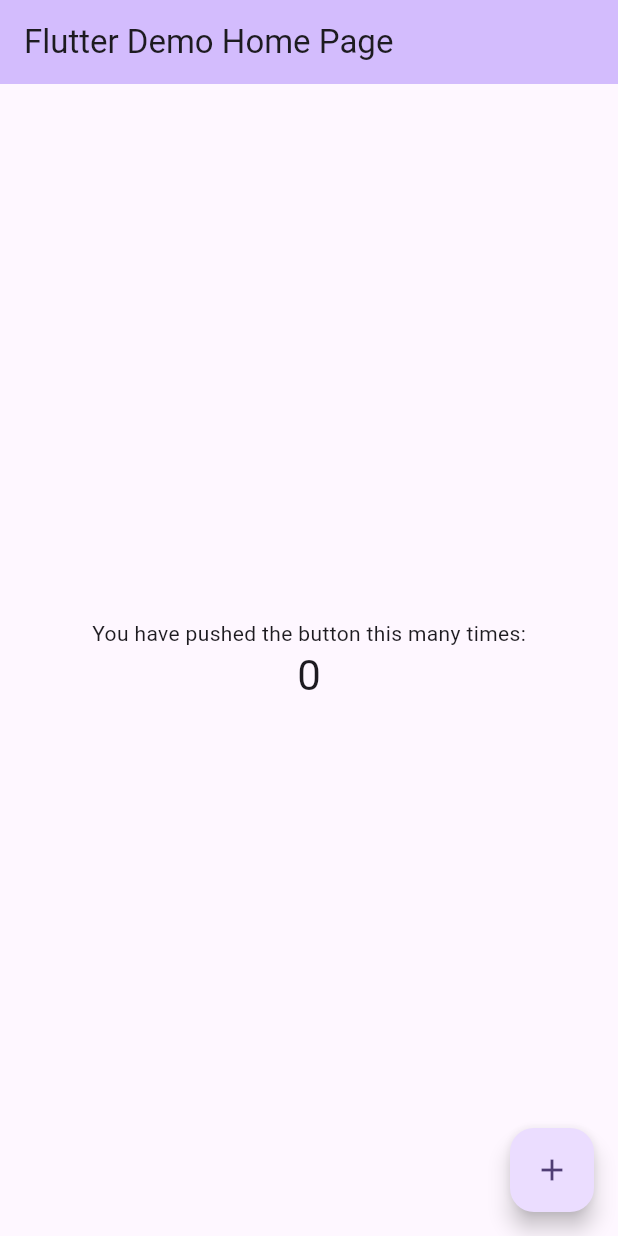
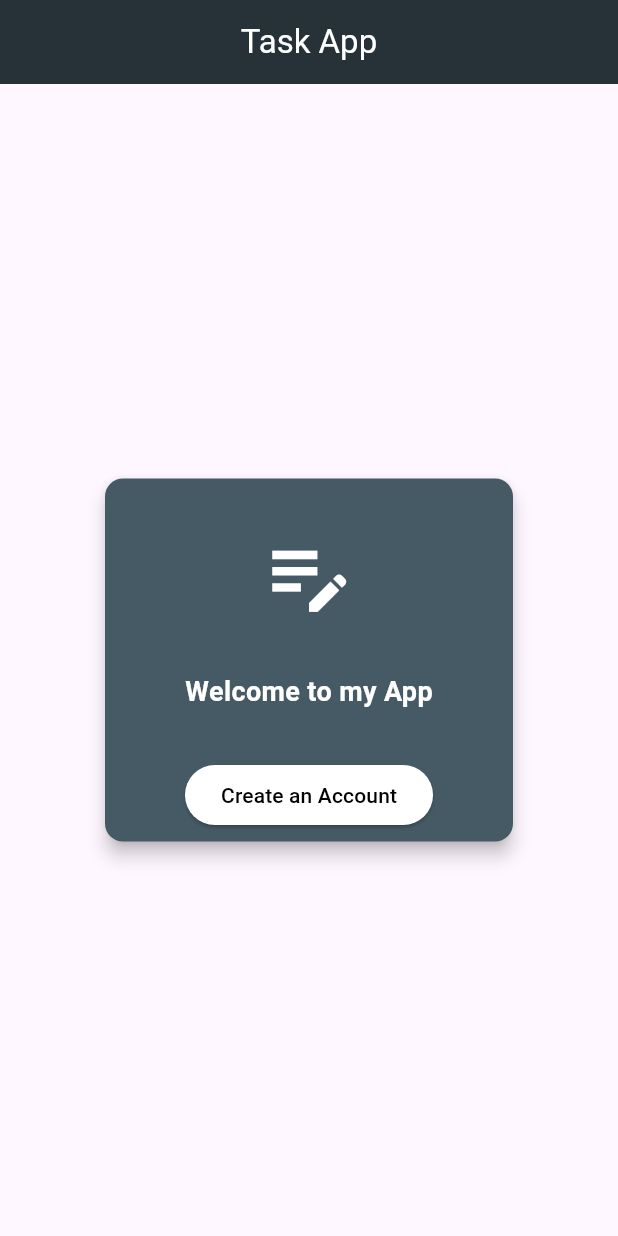
Before and after one commit to Adham167/taskly_iti_day7_lab, a Flutter app: the screen it shows after launch, on a phone screen of 412 x 824 dp. Run offline on Flutter 3.47's test engine with Material 3 defaults, Android fonts, the light colour scheme and no system bars.

Commit message:
welcome screen done

```diff
--- a/lib/main.dart
+++ b/lib/main.dart
@@ -1,122 +1,15 @@
 import 'package:flutter/material.dart';
+import 'package:multi_creen_flutter_app/views/splash_view.dart';
 
 void main() {
-  runApp(const MyApp());
+  runApp(TasksApp());
 }
 
-class MyApp extends StatelessWidget {
-  const MyApp({super.key});
-
-  // This widget is the root of your application.
-  @override
-  Widget build(BuildContext context) {
-    return MaterialApp(
-      title: 'Flutter Demo',
-      theme: ThemeData(
-        // This is the theme of your application.
-        //
-        // TRY THIS: Try running your application with "flutter run". You'll see
-        // the application has a purple toolbar. Then, without quitting the app,
-        // try changing the seedColor in the colorScheme below to Colors.green
-        // and then invoke "hot reload" (save your changes or press the "hot
-        // reload" button in a Flutter-supported IDE, or press "r" if you used
-        // the command line to start the app).
-        //
-        // Notice that the counter didn't reset back to zero; the application
-        // state is not lost during the reload. To reset the state, use hot
-        // restart instead.
-        //
-        // This works for code too, not just values: Most code changes can be
-        // tested with just a hot reload.
-        colorScheme: ColorScheme.fromSeed(seedColor: Colors.deepPurple),
-      ),
-      home: const MyHomePage(title: 'Flutter Demo Home Page'),
-    );
-  }
-}
-
-class MyHomePage extends StatefulWidget {
-  const MyHomePage({super.key, required this.title});
-
-  // This widget is the home page of your application. It is stateful, meaning
-  // that it has a State object (defined below) that contains fields that affect
-  // how it looks.
-
-  // This class is the configuration for the state. It holds the values (in this
-  // case the title) provided by the parent (in this case the App widget) and
-  // used by the build method of the State. Fields in a Widget subclass are
-  // always marked "final".
-
-  final String title;
-
-  @override
-  State<MyHomePage> createState() => _MyHomePageState();
-}
-
-class _MyHomePageState extends State<MyHomePage> {
-  int _counter = 0;
-
-  void _incrementCounter() {
-    setState(() {
-      // This call to setState tells the Flutter framework that something has
-      // changed in this State, which causes it to rerun the build method below
-      // so that the display can reflect the updated values. If we changed
-      // _counter without calling setState(), then the build method would not be
-      // called again, and so nothing would appear to happen.
-      _counter++;
-    });
-  }
+class TasksApp extends StatelessWidget {
+  const TasksApp({super.key});
 
   @override
   Widget build(BuildContext context) {
-    // This method is rerun every time setState is called, for instance as done
-    // by the _incrementCounter method above.
-    //
-    // The Flutter framework has been optimized to make rerunning build methods
-    // fast, so that you can just rebuild anything that needs updating rather
-    // than having to individually change instances of widgets.
-    return Scaffold(
-      appBar: AppBar(
-        // TRY THIS: Try changing the color here to a specific color (to
-        // Colors.amber, perhaps?) and trigger a hot reload to see the AppBar
-        // change color while the other colors stay the same.
-        backgroundColor: Theme.of(context).colorScheme.inversePrimary,
-        // Here we take the value from the MyHomePage object that was created by
-        // the App.build method, and use it to set our appbar title.
-        title: Text(widget.title),
-      ),
-      body: Center(
-        // Center is a layout widget. It takes a single child and positions it
-        // in the middle of the parent.
-        child: Column(
-          // Column is also a layout widget. It takes a list of children and
-          // arranges them vertically. By default, it sizes itself to fit its
-          // children horizontally, and tries to be as tall as its parent.
-          //
-          // Column has various properties to control how it sizes itself and
-          // how it positions its children. Here we use mainAxisAlignment to
-          // center the children vertically; the main axis here is the vertical
-          // axis because Columns are vertical (the cross axis would be
-          // horizontal).
-          //
-          // TRY THIS: Invoke "debug painting" (choose the "Toggle Debug Paint"
-          // action in the IDE, or press "p" in the console), to see the
-          // wireframe for each widget.
-          mainAxisAlignment: MainAxisAlignment.center,
-          children: <Widget>[
-            const Text('You have pushed the button this many times:'),
-            Text(
-              '$_counter',
-              style: Theme.of(context).textTheme.headlineMedium,
-            ),
-          ],
-        ),
-      ),
-      floatingActionButton: FloatingActionButton(
-        onPressed: _incrementCounter,
-        tooltip: 'Increment',
-        child: const Icon(Icons.add),
-      ), // This trailing comma makes auto-formatting nicer for build methods.
-    );
+    return MaterialApp(debugShowCheckedModeBanner: false, home: SplashView());
   }
 }
--- /dev/null
+++ b/lib/views/splash_view.dart
@@ -0,0 +1,28 @@
+import 'package:flutter/material.dart';
+import 'package:multi_creen_flutter_app/widgets/custom_animated_widget.dart';
+
+class SplashView extends StatelessWidget {
+  const SplashView({super.key});
+
+  @override
+  Widget build(BuildContext context) {
+    return Scaffold(
+      appBar: AppBar(
+        centerTitle: true,
+        title: Text("Task App", style: TextStyle(color: Colors.white)),
+        backgroundColor: Colors.blueGrey[900],
+      ),
+      body: TweenAnimationBuilder(
+        tween: Tween(begin: 0.0, end: 1.0),
+        duration: Duration(seconds: 1),
+        builder: (context, value, child) {
+          return Opacity(
+            opacity: value.clamp(0.0, 1.0),
+            child: Transform.scale(scale: value, child: child),
+          );
+        },
+        child: CustomAnimatedWidget(),
+      ),
+    );
+  }
+}
--- /dev/null
+++ b/lib/widgets/custom_animated_widget.dart
@@ -0,0 +1,57 @@
+import 'package:flutter/material.dart';
+import 'package:multi_creen_flutter_app/widgets/custom_button.dart';
+
+class CustomAnimatedWidget extends StatelessWidget {
+  const CustomAnimatedWidget({super.key});
+
+  @override
+  Widget build(BuildContext context) {
+    return Center(
+      child: SizedBox(
+        height: 250,
+        width: 280,
+        child: Card(
+          color: Colors.blueGrey[700],
+          elevation: 5,
+          child: Column(
+            children: [
+              SizedBox(height: 32),
+              TweenAnimationBuilder(
+                tween: Tween(begin: 0.0, end: 1.0),
+                duration: Duration(seconds: 1),
+                builder: (context, value, child) {
+                  return Opacity(
+                    opacity: value,
+                    child: Transform.scale(scale: value, child: child),
+                  );
+                },
+                child: Icon(Icons.edit_note, size: 65, color: Colors.white),
+              ),
+              SizedBox(height: 32),
+              TweenAnimationBuilder(
+                tween: Tween(begin: 0.0, end: 1.0),
+                duration: Duration(seconds: 1),
+                builder: (context, value, child) {
+                  return Opacity(
+                    opacity: value,
+                    child: Transform.scale(scale: value, child: child),
+                  );
+                },
+                child: Text(
+                  "Welcome to my App",
+                  style: TextStyle(
+                    fontSize: 18,
+                    color: Colors.white,
+                    fontWeight: FontWeight.bold,
+                  ),
+                ),
+              ),
+              SizedBox(height: 32),
+              CustomButton(),
+            ],
+          ),
+        ),
+      ),
+    );
+  }
+}
--- /dev/null
+++ b/lib/widgets/custom_button.dart
@@ -0,0 +1,14 @@
+import 'package:flutter/material.dart';
+
+class CustomButton extends StatelessWidget {
+  const CustomButton({super.key});
+
+  @override
+  Widget build(BuildContext context) {
+    return ElevatedButton(
+      onPressed: () {},
+      style: ElevatedButton.styleFrom(backgroundColor: Colors.white),
+      child: Text("Create an Account", style: TextStyle(color: Colors.black)),
+    );
+  }
+}
--- /dev/null
+++ b/lib/widgets/custom_text_field.dart
@@ -0,0 +1,17 @@
+import 'package:flutter/material.dart';
+
+class CustomTextField extends StatelessWidget {
+  const CustomTextField({super.key, required this.message, required this.controller});
+  final String message;
+  final TextEditingController controller;
+  @override
+  Widget build(BuildContext context) {
+    return TextField(
+      controller:controller ,
+      decoration: InputDecoration(
+        labelText: message,
+        labelStyle:TextStyle(color: Colors.black)
+      ),
+    );
+  }
+}
```
Also changed, not shown: lib/views/account_creation_view.dart (added).
